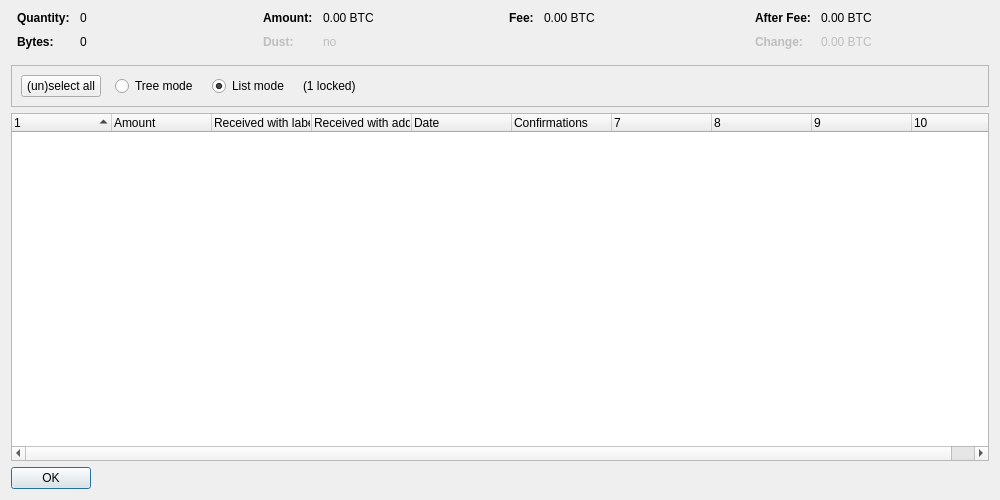
Old version of the form src/qt/forms/coincontroldialog.ui in the repository SaltineChips/Rubix-V3.0.0.0.
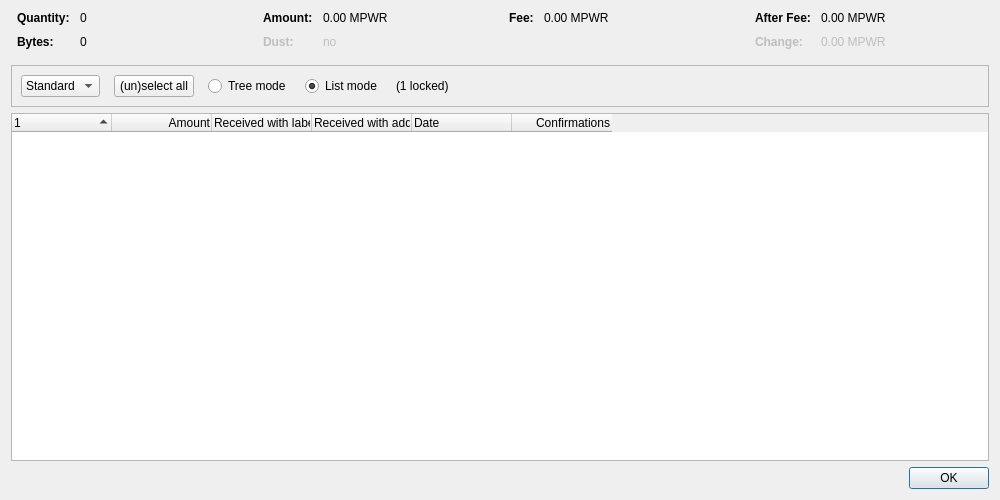
New version of the form. Custom widgets are drawn as their Qt base class.

Patch:
```diff
--- a/src/qt/forms/coincontroldialog.ui
+++ b/src/qt/forms/coincontroldialog.ui
@@ -132,7 +132,7 @@
           <enum>Qt::ActionsContextMenu</enum>
          </property>
          <property name="text">
-          <string notr="true">0.00 BTC</string>
+          <string notr="true">0.00 MPWR</string>
          </property>
          <property name="textInteractionFlags">
           <set>Qt::LinksAccessibleByMouse|Qt::TextSelectableByKeyboard|Qt::TextSelectableByMouse</set>
@@ -212,7 +212,7 @@
           <enum>Qt::ActionsContextMenu</enum>
          </property>
          <property name="text">
-          <string notr="true">0.00 BTC</string>
+          <string notr="true">0.00 MPWR</string>
          </property>
          <property name="textInteractionFlags">
           <set>Qt::LinksAccessibleByMouse|Qt::TextSelectableByKeyboard|Qt::TextSelectableByMouse</set>
@@ -257,7 +257,7 @@
           <enum>Qt::ActionsContextMenu</enum>
          </property>
          <property name="text">
-          <string notr="true">0.00 BTC</string>
+          <string notr="true">0.00 MPWR</string>
          </property>
          <property name="textInteractionFlags">
           <set>Qt::LinksAccessibleByMouse|Qt::TextSelectableByKeyboard|Qt::TextSelectableByMouse</set>
@@ -292,7 +292,7 @@
           <enum>Qt::ActionsContextMenu</enum>
          </property>
          <property name="text">
-          <string notr="true">0.00 BTC</string>
+          <string notr="true">0.00 MPWR</string>
          </property>
          <property name="textInteractionFlags">
           <set>Qt::LinksAccessibleByMouse|Qt::TextSelectableByKeyboard|Qt::TextSelectableByMouse</set>
@@ -319,10 +319,29 @@
      </property>
      <layout class="QHBoxLayout" name="horizontalLayout">
       <item>
-       <layout class="QHBoxLayout" name="horizontalLayoutPanel" stretch="0,0,0,0,0">
+       <layout class="QHBoxLayout" name="horizontalLayoutPanel" stretch="0,0,0,0,0,0">
         <property name="spacing">
          <number>14</number>
         </property>
+        <item>
+         <widget class="QComboBox" name="cbxType">
+          <item>
+           <property name="text">
+            <string>Standard</string>
+           </property>
+          </item>
+          <item>
+           <property name="text">
+            <string>Blind</string>
+           </property>
+          </item>
+          <item>
+           <property name="text">
+            <string>Anon</string>
+           </property>
+          </item>
+         </widget>
+        </item>
         <item>
          <widget class="QPushButton" name="pushButtonSelectAll">
           <property name="sizePolicy">
@@ -402,7 +421,7 @@
       <bool>false</bool>
      </property>
      <property name="columnCount">
-      <number>10</number>
+      <number>6</number>
      </property>
      <attribute name="headerShowSortIndicator" stdset="0">
       <bool>true</bool>
@@ -419,6 +438,9 @@
       <property name="text">
        <string>Amount</string>
       </property>
+      <property name="textAlignment">
+       <set>AlignTrailing|AlignVCenter</set>
+      </property>
      </column>
      <column>
       <property name="text">
@@ -442,6 +464,9 @@
       <property name="toolTip">
        <string>Confirmed</string>
       </property>
+      <property name="textAlignment">
+       <set>AlignTrailing|AlignVCenter</set>
+      </property>
      </column>
      <column>
       <property name="text">
@@ -467,12 +492,6 @@
    </item>
    <item>
     <widget class="QDialogButtonBox" name="buttonBox">
-     <property name="sizePolicy">
-      <sizepolicy hsizetype="Maximum" vsizetype="Fixed">
-       <horstretch>0</horstretch>
-       <verstretch>0</verstretch>
-      </sizepolicy>
-     </property>
      <property name="orientation">
       <enum>Qt::Horizontal</enum>
      </property>
```
Left out of the diff: 2 changed lines with no effect on the pictures.
